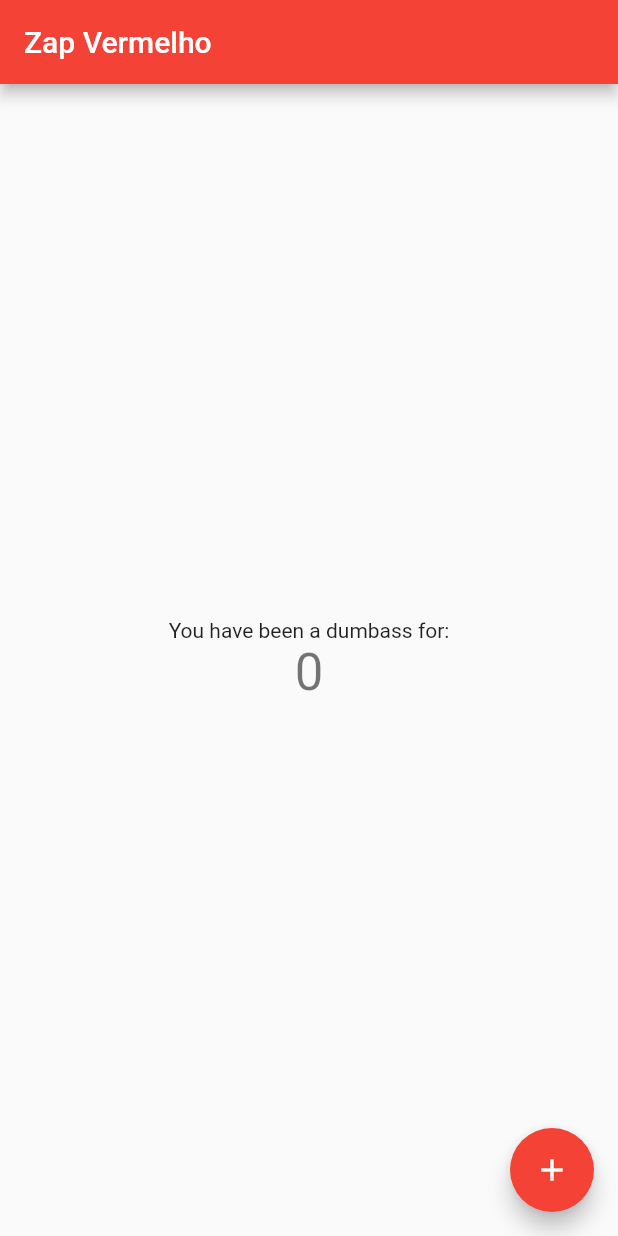
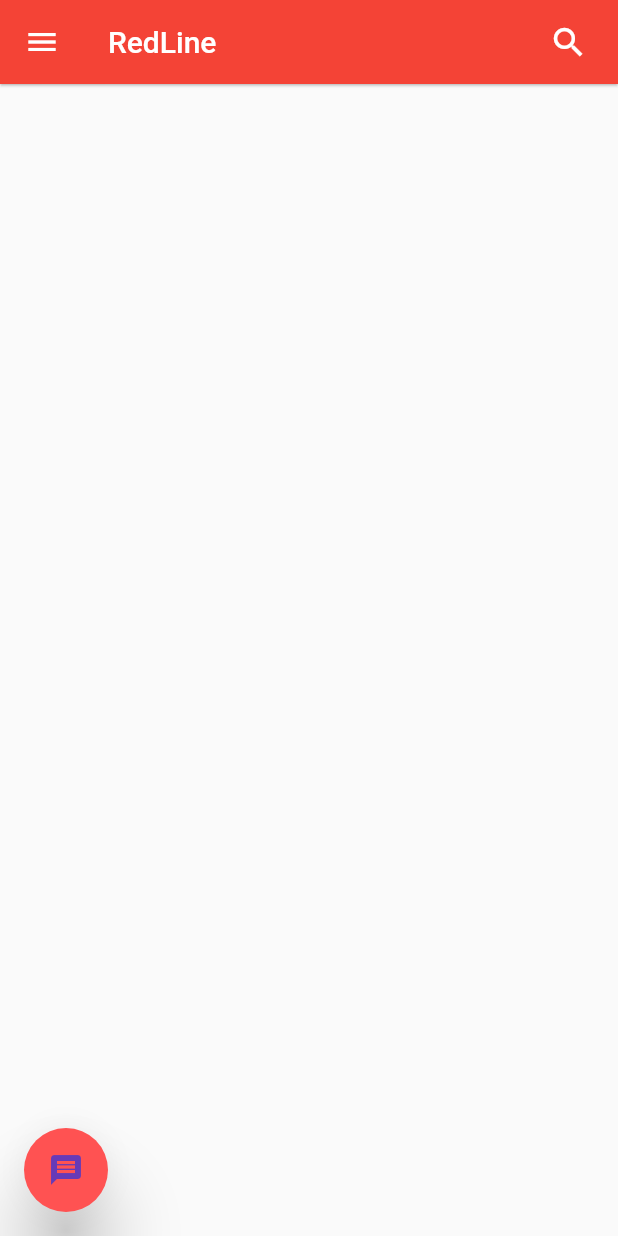
Before and after one commit to AddisonAV/RedLine, a Flutter app: the screen it shows after launch, on a phone screen of 412 x 824 dp. Run offline on Flutter 3.47's test engine with Material 2 defaults, Android fonts, the phone set to English and light mode, and no system bars.

Commit message:
First app looks
added basic home screen with default widgets

```diff
--- a/lib/main.dart
+++ b/lib/main.dart
@@ -1,4 +1,5 @@
 import 'package:flutter/material.dart';
+import 'package:redline/pages/home/home.dart';
 
 void main() {
   runApp(const MyApp());
@@ -11,105 +12,13 @@ class MyApp extends StatelessWidget {
   @override
   Widget build(BuildContext context) {
     return MaterialApp(
-      title: 'Zap Vermelho',
+      title: 'RedLine',
       theme: ThemeData(
-        // This is the theme of your application.
-        //
-        // Try running your application with "flutter run". You'll see the
-        // application has a blue toolbar. Then, without quitting the app, try
-        // changing the primarySwatch below to Colors.green and then invoke
-        // "hot reload" (press "r" in the console where you ran "flutter run",
-        // or simply save your changes to "hot reload" in a Flutter IDE).
-        // Notice that the counter didn't reset back to zero; the application
-        // is not restarted.
+        primaryColor: Colors.red,
+        secondaryHeaderColor: Colors.red,
         primarySwatch: Colors.red,
       ),
-      home: const MyHomePage(title: 'Zap Vermelho'),
+      home: new HomePage(),
     );
   }
 }
-
-class MyHomePage extends StatefulWidget {
-  const MyHomePage({Key? key, required this.title}) : super(key: key);
-
-  // This widget is the home page of your application. It is stateful, meaning
-  // that it has a State object (defined below) that contains fields that affect
-  // how it looks.
-
-  // This class is the configuration for the state. It holds the values (in this
-  // case the title) provided by the parent (in this case the App widget) and
-  // used by the build method of the State. Fields in a Widget subclass are
-  // always marked "final".
-
-  final String title;
-
-  @override
-  State<MyHomePage> createState() => _MyHomePageState();
-}
-
-class _MyHomePageState extends State<MyHomePage> {
-  int _counter = 0;
-
-  void _incrementCounter() {
-    setState(() {
-      // This call to setState tells the Flutter framework that something has
-      // changed in this State, which causes it to rerun the build method below
-      // so that the display can reflect the updated values. If we changed
-      // _counter without calling setState(), then the build method would not be
-      // called again, and so nothing would appear to happen.
-      _counter++;
-    });
-  }
-
-  @override
-  Widget build(BuildContext context) {
-    // This method is rerun every time setState is called, for instance as done
-    // by the _incrementCounter method above.
-    //
-    // The Flutter framework has been optimized to make rerunning build methods
-    // fast, so that you can just rebuild anything that needs updating rather
-    // than having to individually change instances of widgets.
-    return Scaffold(
-      appBar: AppBar(
-        // Here we take the value from the MyHomePage object that was created by
-        // the App.build method, and use it to set our appbar title.
-        title: Text(widget.title),
-      ),
-      body: Center(
-        // Center is a layout widget. It takes a single child and positions it
-        // in the middle of the parent.
-        child: Column(
-          // Column is also a layout widget. It takes a list of children and
-          // arranges them vertically. By default, it sizes itself to fit its
-          // children horizontally, and tries to be as tall as its parent.
-          //
-          // Invoke "debug painting" (press "p" in the console, choose the
-          // "Toggle Debug Paint" action from the Flutter Inspector in Android
-          // Studio, or the "Toggle Debug Paint" command in Visual Studio Code)
-          // to see the wireframe for each widget.
-          //
-          // Column has various properties to control how it sizes itself and
-          // how it positions its children. Here we use mainAxisAlignment to
-          // center the children vertically; the main axis here is the vertical
-          // axis because Columns are vertical (the cross axis would be
-          // horizontal).
-          mainAxisAlignment: MainAxisAlignment.center,
-          children: <Widget>[
-            const Text(
-              'You have been a dumbass for:',
-            ),
-            Text(
-              '$_counter',
-              style: Theme.of(context).textTheme.headline4,
-            ),
-          ],
-        ),
-      ),
-      floatingActionButton: FloatingActionButton(
-        onPressed: _incrementCounter,
-        tooltip: 'Increment',
-        child: const Icon(Icons.add),
-      ), // This trailing comma makes auto-formatting nicer for build methods.
-    );
-  }
-}
--- a/lib/pages/home/home.dart
+++ b/lib/pages/home/home.dart
@@ -0,0 +1,80 @@
+import 'package:flutter/material.dart';
+
+class HomePage extends StatefulWidget {
+  @override
+  _HomePageState createState() => new _HomePageState();
+}
+
+class _HomePageState extends State<HomePage> with SingleTickerProviderStateMixin {
+    // for initializin after
+    late TabController _tabController;
+
+    @override
+    void initState() {
+        super.initState();
+        _tabController = new TabController(length: 4, vsync: this, initialIndex: 1);
+    }
+
+    @override
+    Widget build(BuildContext context) {
+        return Scaffold(
+            appBar: AppBar(
+
+            leading: Builder(builder: (BuildContext context){
+                return IconButton(
+                    icon: const Icon(Icons.menu),
+                    onPressed: () {Scaffold.of(context).openDrawer();},
+                    tooltip: MaterialLocalizations.of(context).openAppDrawerTooltip,
+                );
+            },
+            ),
+
+
+            title: Text(
+                'RedLine',
+                textAlign: TextAlign.center,
+            ),
+            elevation: 0.7,
+
+            actions: <Widget>[
+                Padding(
+                    padding: EdgeInsets.only(right: 20.0),
+                    child: GestureDetector(
+                        onTap: () {},
+                        child: Icon(
+                            Icons.search,
+                            size: 26.0,
+                        ),
+                    )
+                ),
+            ]
+
+
+            /* PREVIOUS TAB BAR IMPLEMENTATION
+            bottom: new TabBar(
+                controller: _tabController,
+                indicatorColor: Colors.grey,
+                tabs: <Widget>[
+                    new Tab(icon: Icon(Icons.search)),
+                    new Tab(icon: Icon(Icons.camera)),
+                    new Tab(text: "CALLS",),
+                    new Tab(text: "STATUS",),
+                ]
+            ),
+            */
+            // TOP WIDGETS
+
+            ),
+            body: new Container(),
+
+            floatingActionButtonLocation: FloatingActionButtonLocation.startFloat,
+
+            floatingActionButton: new FloatingActionButton(
+                backgroundColor: Colors.redAccent,
+                child: new Icon(Icons.message, color: Colors.deepPurple,),
+                onPressed: () => print("Messages"),
+                elevation: 20,
+            ),
+        );
+    }
+}
```
